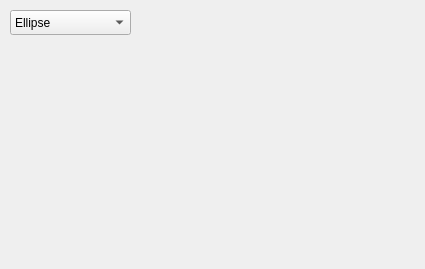
Old version of the form krita/plugins/paintops/gridbrush/wdgshapeoptions.ui in the repository KDE/krita.
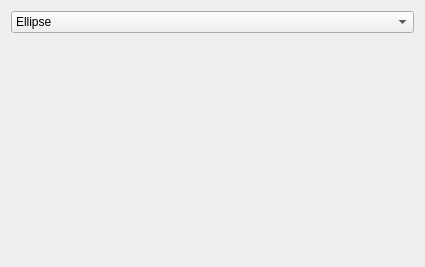
New version of the form.

Commit message: Changed the UI which contains labels and textfields into QFormLayout to set alignment issues

```diff
--- a/krita/plugins/paintops/gridbrush/wdgshapeoptions.ui
+++ b/krita/plugins/paintops/gridbrush/wdgshapeoptions.ui
@@ -7,7 +7,7 @@
     <x>0</x>
     <y>0</y>
     <width>425</width>
-    <height>269</height>
+    <height>267</height>
    </rect>
   </property>
   <property name="sizePolicy">
@@ -22,15 +22,9 @@
     <height>200</height>
    </size>
   </property>
+  <layout class="QVBoxLayout" name="verticalLayout">
+   <item>
   <widget class="QComboBox" name="shapeCBox">
-   <property name="geometry">
-    <rect>
-     <x>10</x>
-     <y>10</y>
-     <width>121</width>
-     <height>25</height>
-    </rect>
-   </property>
    <item>
     <property name="text">
      <string>Ellipse</string>
@@ -57,6 +51,21 @@
     </property>
    </item>
   </widget>
+   </item>
+   <item>
+    <spacer name="verticalSpacer">
+     <property name="orientation">
+      <enum>Qt::Vertical</enum>
+     </property>
+     <property name="sizeHint" stdset="0">
+      <size>
+       <width>20</width>
+       <height>223</height>
+      </size>
+     </property>
+    </spacer>
+   </item>
+  </layout>
  </widget>
  <resources/>
  <connections/>
```
Lines whose indentation alone changed are shown as unchanged. The commit also changes 91 other files.
